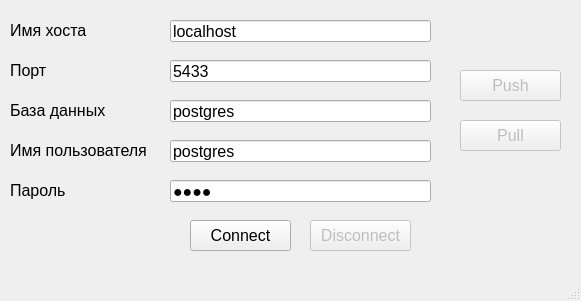
This is mainwindow.ui in AlexShneur/LO_Storage as Qt 5 draws it before an edit. The edited form follows.
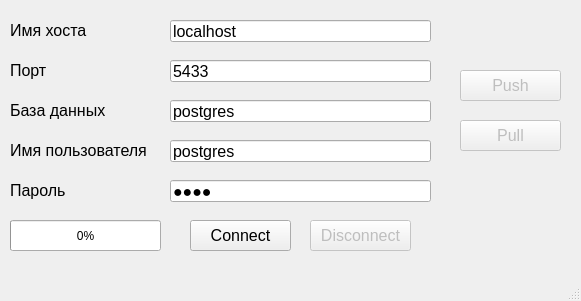
This is the edited form.

The edit to the form file:
```diff
--- a/mainwindow.ui
+++ b/mainwindow.ui
@@ -308,6 +308,19 @@
      <string>Pull</string>
     </property>
    </widget>
+   <widget class="QProgressBar" name="progressBar">
+    <property name="geometry">
+     <rect>
+      <x>10</x>
+      <y>220</y>
+      <width>151</width>
+      <height>31</height>
+     </rect>
+    </property>
+    <property name="value">
+     <number>0</number>
+    </property>
+   </widget>
   </widget>
   <widget class="QMenuBar" name="menubar">
    <property name="geometry">
```
